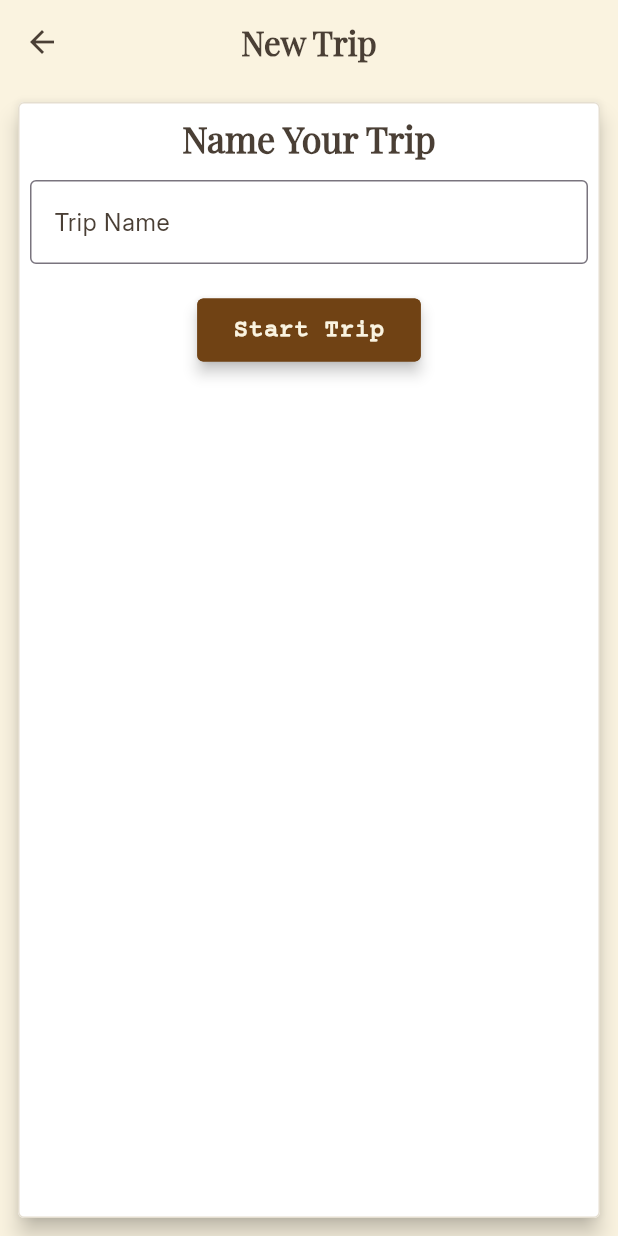
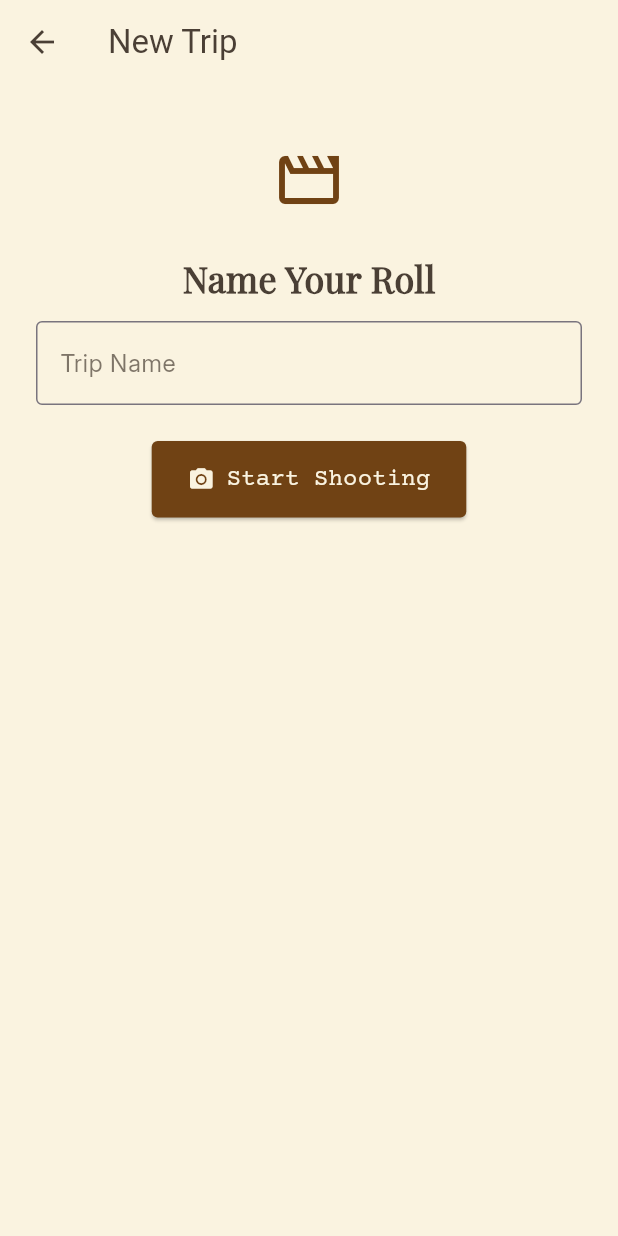
Before and after one commit to CovertlyOvert/36-pics, a Flutter app: the screen it shows after launch, after a tap on "Load New Film", on a phone screen of 412 x 824 dp. Run offline on Flutter 3.47's test engine with Material 3 defaults, Android fonts, the light colour scheme and no system bars; our stand-ins replace camera.

Commit message:
Version 2.1: Added Developed Rolls UI, Hero animation, and retro design polish

```diff
--- a/lib/screens/home_screen.dart
+++ b/lib/screens/home_screen.dart
@@ -9,6 +9,13 @@ class HomeScreen extends StatelessWidget {
 
   @override
   Widget build(BuildContext context) {
+    // Dummy developed trips
+    final trips = [
+      {'name': 'Goa 2025', 'date': 'March 12', 'count': '28'},
+      {'name': 'Manali 2024', 'date': 'Jan 5', 'count': '36'},
+      {'name': 'Kerala Backwaters', 'date': 'Dec 15', 'count': '21'},
+    ];
+
     return Scaffold(
       backgroundColor: AppColors.background,
       body: SafeArea(
@@ -18,8 +25,11 @@ class HomeScreen extends StatelessWidget {
             child: Column(
               mainAxisAlignment: MainAxisAlignment.center,
               children: [
-                Icon(Icons.movie_creation_outlined,
+                Hero(
+                  tag: 'film-roll',
+                  child: Icon(Icons.movie_creation_outlined,
                     color: AppColors.foreground, size: 36),
+                ),
                 const SizedBox(height: 8),
                 Text(
                   "36 Pics",
@@ -58,18 +68,43 @@ class HomeScreen extends StatelessWidget {
                 ),
                 const SizedBox(height: 24),
 
-                // Developed Rolls Card
+                // Developed Rolls List
                 VintageCard(
                   title: "Developed Rolls",
-                  child: Padding(
-                    padding: const EdgeInsets.symmetric(vertical: 16),
-                    child: Text(
-                      "No developed film rolls yet",
-                      style: TextStyle(
-                        fontFamily: AppFonts.body,
-                        color: AppColors.foreground.withOpacity(0.6),
-                      ),
-                    ),
+                  child: ListView.separated(
+                    shrinkWrap: true,
+                    physics: const NeverScrollableScrollPhysics(),
+                    itemCount: trips.length,
+                    separatorBuilder: (_, __) =>
+                        const Divider(color: AppColors.border),
+                    itemBuilder: (context, index) {
+                      final trip = trips[index];
+                      return ListTile(
+                        contentPadding: EdgeInsets.zero,
+                        title: Text(
+                          trip['name']!,
+                          style: TextStyle(
+                            fontFamily: AppFonts.heading,
+                            fontWeight: FontWeight.w600,
+                            fontSize: 18,
+                            color: AppColors.foreground,
+                          ),
+                        ),
+                        subtitle: Text(
+                          "${trip['date']} — ${trip['count']}/36 photos",
+                          style: TextStyle(
+                            fontFamily: AppFonts.body,
+                            fontSize: 14,
+                            color: AppColors.foreground.withOpacity(0.7),
+                          ),
+                        ),
+                        trailing: const Icon(Icons.arrow_forward_ios,
+                            size: 16, color: AppColors.foreground),
+                        onTap: () {
+                          // TODO: Navigate to gallery view
+                        },
+                      );
+                    },
                   ),
                 ),
               ],
--- a/lib/screens/new_trip_screen.dart
+++ b/lib/screens/new_trip_screen.dart
@@ -1,10 +1,8 @@
 import 'package:flutter/material.dart';
+import 'package:thirtysix_pics/models/trip.dart';
+import 'package:thirtysix_pics/screens/camera_screen.dart';
+import 'package:thirtysix_pics/theme/theme.dart';
 import 'package:uuid/uuid.dart';
-import '../models/trip.dart';
-import 'camera_screen.dart';
-import '../theme/theme.dart';
-import '../widgets/retro_button.dart';
-import '../widgets/polaroid_card.dart';
 
 class NewTripScreen extends StatefulWidget {
   const NewTripScreen({super.key});
@@ -39,41 +37,74 @@ class _NewTripScreenState extends State<NewTripScreen> {
     return Scaffold(
       backgroundColor: AppColors.background,
       appBar: AppBar(
-        title: const Text(
-          'New Trip',
-          style: TextStyle(
-            fontFamily: 'PlayfairDisplay',
-            fontWeight: FontWeight.bold,
-          ),
-        ),
+        title: const Text("New Trip"),
         backgroundColor: Colors.transparent,
         foregroundColor: AppColors.foreground,
         elevation: 0,
-        centerTitle: true,
       ),
-      body: Center(
-        child: PolaroidCard(
-          title: 'Name Your Trip',
+      body: Padding(
+        padding: const EdgeInsets.symmetric(horizontal: 24.0, vertical: 40),
         child: Column(
           children: [
+            // Hero animation for icon
+            Hero(
+              tag: 'film-roll',
+              child: Icon(Icons.movie_creation_outlined,
+                  color: AppColors.primary, size: 48),
+            ),
+            const SizedBox(height: 24),
+
+            Text(
+              "Name Your Roll",
+              style: TextStyle(
+                fontFamily: AppFonts.heading,
+                fontSize: 24,
+                fontWeight: FontWeight.bold,
+                color: AppColors.foreground,
+              ),
+            ),
+            const SizedBox(height: 12),
+
             TextField(
               controller: _tripNameController,
-                decoration: const InputDecoration(
-                  labelText: 'Trip Name',
+              decoration: InputDecoration(
+                labelText: "Trip Name",
                 labelStyle: TextStyle(
-                    fontFamily: 'Inter',
+                  fontFamily: AppFonts.body,
+                  color: AppColors.foreground.withOpacity(0.7),
+                ),
+                border: OutlineInputBorder(
+                  borderSide: BorderSide(color: AppColors.border),
+                ),
+              ),
+              style: TextStyle(
+                fontFamily: AppFonts.body,
                 color: AppColors.foreground,
               ),
-                  border: OutlineInputBorder(),
+            ),
+            const SizedBox(height: 24),
+
+            ElevatedButton.icon(
+              onPressed: _startTrip,
+              style: ElevatedButton.styleFrom(
+                backgroundColor: AppColors.primary,
+                foregroundColor: AppColors.primaryForeground,
+                padding:
+                    const EdgeInsets.symmetric(horizontal: 24, vertical: 14),
+                shape: RoundedRectangleBorder(
+                  borderRadius: BorderRadius.circular(4),
                 ),
               ),
-              const SizedBox(height: 20),
-              RetroButton(
-                text: 'Start Trip',
-                onPressed: _startTrip,
+              icon: const Icon(Icons.camera_alt),
+              label: Text(
+                "Start Shooting",
+                style: TextStyle(
+                  fontFamily: AppFonts.mono,
+                  fontSize: 16,
+                ),
+              ),
             ),
           ],
-          ),
         ),
       ),
     );
```
Lines whose indentation alone changed are shown as unchanged.
